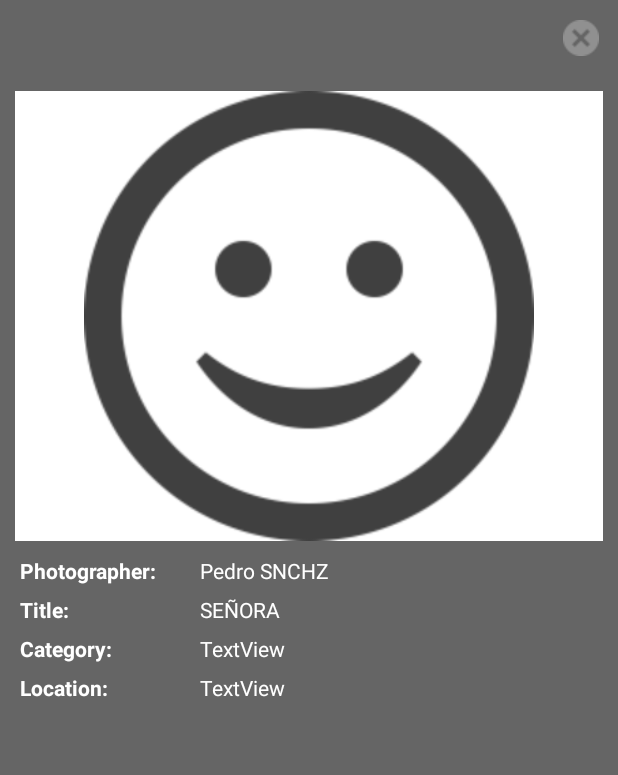
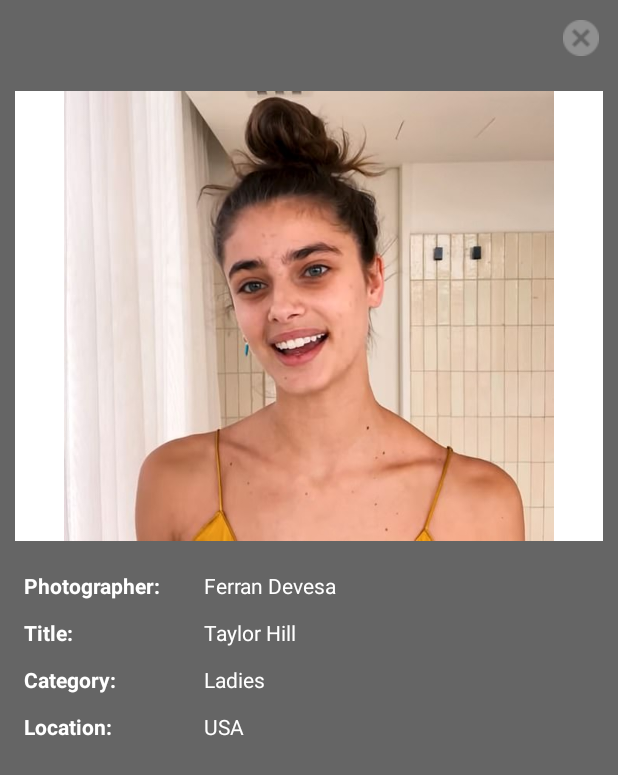
Before and after one commit to Kyru/SnapRank, an Android app: the ViewPic screen opened directly, with no data from a screen before it, on a phone screen of 412 x 824 dp. Shown: the top 775 px of the screen. Run offline under Robolectric (Android 15) with nearby library versions, the phone set to English and light mode, and no system bars.

Commit message:
Pruebas con otra imagen en el grid y ViewPic...

```diff
--- a/app/src/main/java/snaprank/example/labdadm/snaprank/ProfileFragment.java
+++ b/app/src/main/java/snaprank/example/labdadm/snaprank/ProfileFragment.java
@@ -35,7 +35,7 @@ public class ProfileFragment extends Fragment {
             imagenSubidaList = new ArrayList<ImagenSubida>();
 
             for(int i = 0; i < 10; i++){
-                ImagenSubida imagenSubida = new ImagenSubida("id", R.drawable.like);
+                ImagenSubida imagenSubida = new ImagenSubida("id", R.drawable.taylor);
                 imagenSubidaList.add(imagenSubida);
             }
 
--- a/app/src/main/res/layout/view_pic.xml
+++ b/app/src/main/res/layout/view_pic.xml
@@ -31,17 +31,17 @@
         android:layout_width="match_parent"
         android:layout_height="300dp"
         android:layout_gravity="center"
-        android:src="@drawable/like"
+        android:src="@drawable/taylor"
         android:background="#FFF"/>
 
     <LinearLayout
         android:layout_width="match_parent"
         android:layout_height="wrap_content"
         android:orientation="horizontal"
-        android:layout_marginTop="10dp"
-        android:layout_marginLeft="3dp"
-        android:layout_marginRight="3dp"
-        android:layout_marginBottom="3dp">
+        android:layout_marginTop="20dp"
+        android:layout_marginLeft="6dp"
+        android:layout_marginRight="6dp"
+        android:layout_marginBottom="6dp">
 
         <TextView
             android:id="@+id/tv_username"
@@ -56,14 +56,14 @@
             android:layout_width="wrap_content"
             android:layout_height="wrap_content"
             android:textColor="#FFF"
-            android:text="Pedro SNCHZ" />
+            android:text="Ferran Devesa" />
     </LinearLayout>
 
     <LinearLayout
         android:layout_width="match_parent"
         android:layout_height="wrap_content"
         android:orientation="horizontal"
-        android:layout_margin="3dp">
+        android:layout_margin="6dp">
 
         <TextView
             android:id="@+id/tv_title"
@@ -78,7 +78,7 @@
             android:layout_width="wrap_content"
             android:layout_height="wrap_content"
             android:textColor="#FFF"
-            android:text="SEÑORA"
+            android:text="Taylor Hill"
             />
     </LinearLayout>
 
@@ -86,7 +86,7 @@
         android:layout_width="match_parent"
         android:layout_height="wrap_content"
         android:orientation="horizontal"
-        android:layout_margin="3dp">
+        android:layout_margin="6dp">
 
         <TextView
             android:id="@+id/tv_category"
@@ -101,14 +101,14 @@
             android:layout_width="wrap_content"
             android:layout_height="wrap_content"
             android:textColor="#FFF"
-            android:text="TextView" />
+            android:text="Ladies" />
     </LinearLayout>
 
     <LinearLayout
         android:layout_width="match_parent"
         android:layout_height="wrap_content"
         android:orientation="horizontal"
-        android:layout_margin="3dp">
+        android:layout_margin="6dp">
 
         <TextView
             android:id="@+id/tv_location"
@@ -123,7 +123,7 @@
             android:layout_width="wrap_content"
             android:layout_height="wrap_content"
             android:textColor="#FFF"
-            android:text="TextView" />
+            android:text="USA" />
     </LinearLayout>
 </LinearLayout>
 </LinearLayout>
```
Also changed, not shown: app/src/main/res/drawable/taylor.jpg (added).
